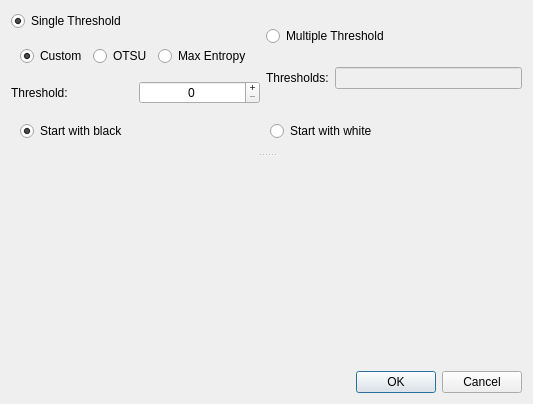
This is ImageProcessor/toblackandwhitedialog.ui in SidneyTTW/ImageProcessor as Qt 5 draws it before an edit. The edited form follows.
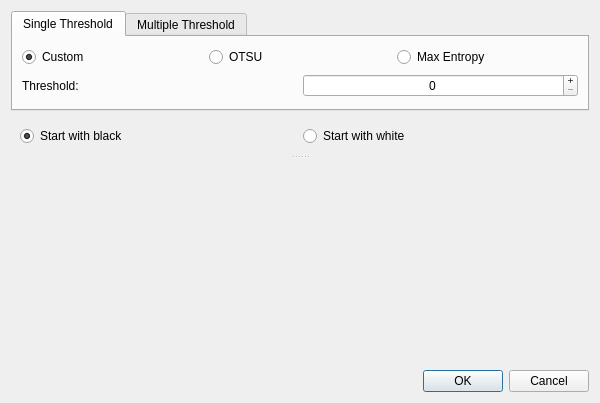
This is the edited form. Custom widgets are drawn as their Qt base class.

Diff of the .ui file:
```diff
--- a/ImageProcessor/toblackandwhitedialog.ui
+++ b/ImageProcessor/toblackandwhitedialog.ui
@@ -6,14 +6,14 @@
    <rect>
     <x>0</x>
     <y>0</y>
-    <width>533</width>
-    <height>404</height>
+    <width>600</width>
+    <height>403</height>
    </rect>
   </property>
   <property name="windowTitle">
    <string>Dialog</string>
   </property>
-  <layout class="QVBoxLayout" name="verticalLayout_3">
+  <layout class="QVBoxLayout" name="verticalLayout_2">
    <item>
     <widget class="QSplitter" name="splitter">
      <property name="orientation">
@@ -26,24 +26,19 @@
         <verstretch>0</verstretch>
        </sizepolicy>
       </property>
-      <layout class="QVBoxLayout" name="verticalLayout_2">
+      <layout class="QVBoxLayout" name="verticalLayout">
        <item>
-        <layout class="QHBoxLayout" name="horizontalLayout_5">
-         <item>
-          <layout class="QGridLayout" name="gridLayout">
-           <item row="0" column="0" colspan="2">
-            <widget class="QRadioButton" name="singleButton">
-             <property name="text">
+        <widget class="QTabWidget" name="tabWidget">
+         <property name="currentIndex">
+          <number>0</number>
+         </property>
+         <widget class="QWidget" name="singleTab">
+          <attribute name="title">
               <string>Single Threshold</string>
-             </property>
-             <property name="checked">
-              <bool>true</bool>
-             </property>
-            </widget>
-           </item>
-           <item row="1" column="0" colspan="2">
-            <widget class="QWidget" name="widget_3" native="true">
-             <layout class="QHBoxLayout" name="horizontalLayout_3">
+          </attribute>
+          <layout class="QVBoxLayout" name="verticalLayout_3">
+           <item>
+            <layout class="QHBoxLayout" name="horizontalLayout_2">
               <item>
                <widget class="QRadioButton" name="customButton">
                 <property name="text">
@@ -69,16 +64,17 @@
                </widget>
               </item>
              </layout>
-            </widget>
            </item>
-           <item row="2" column="0">
+           <item>
+            <layout class="QHBoxLayout" name="horizontalLayout_5">
+             <item>
             <widget class="QLabel" name="label">
              <property name="text">
               <string>Threshold:</string>
              </property>
             </widget>
            </item>
-           <item row="2" column="1">
+             <item>
             <widget class="QSpinBox" name="thresholdSpinBox">
              <property name="alignment">
               <set>Qt::AlignCenter</set>
@@ -93,17 +89,13 @@
            </item>
           </layout>
          </item>
-         <item>
-          <layout class="QVBoxLayout" name="verticalLayout">
-           <item>
-            <widget class="QRadioButton" name="multipleButton">
-             <property name="text">
+          </layout>
+         </widget>
+         <widget class="QWidget" name="multipleTab">
+          <attribute name="title">
               <string>Multiple Threshold</string>
-             </property>
-            </widget>
-           </item>
-           <item>
-            <layout class="QHBoxLayout" name="horizontalLayout_2">
+          </attribute>
+          <layout class="QHBoxLayout" name="horizontalLayout_3">
              <item>
               <widget class="QLabel" name="label_2">
                <property name="text">
@@ -114,15 +106,13 @@
              <item>
               <widget class="QLineEdit" name="thresholdsEdit">
                <property name="enabled">
-                <bool>false</bool>
+              <bool>true</bool>
                </property>
               </widget>
              </item>
             </layout>
-           </item>
-          </layout>
-         </item>
-        </layout>
+         </widget>
+        </widget>
        </item>
        <item>
         <widget class="QWidget" name="widget" native="true">
```
Lines whose indentation alone changed are shown as unchanged.
